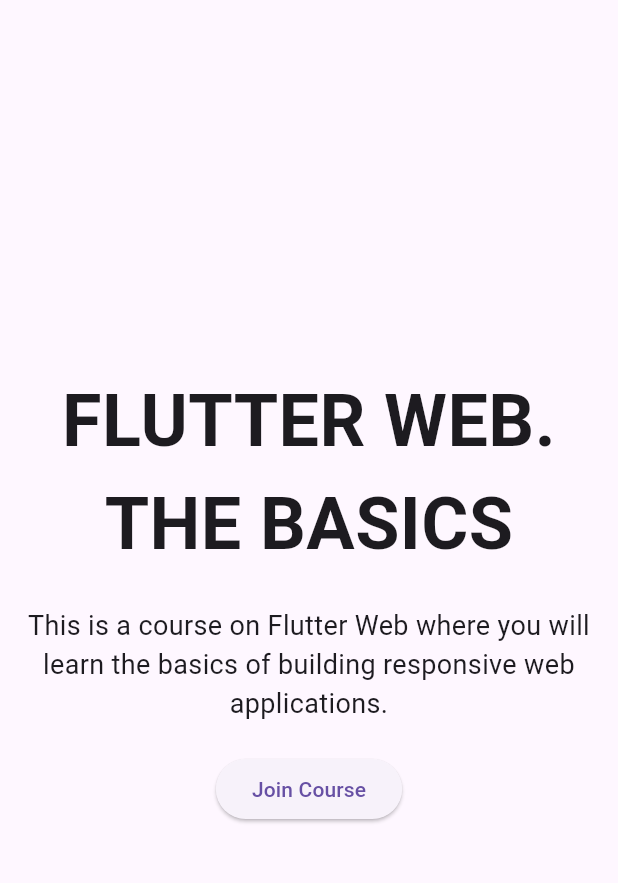
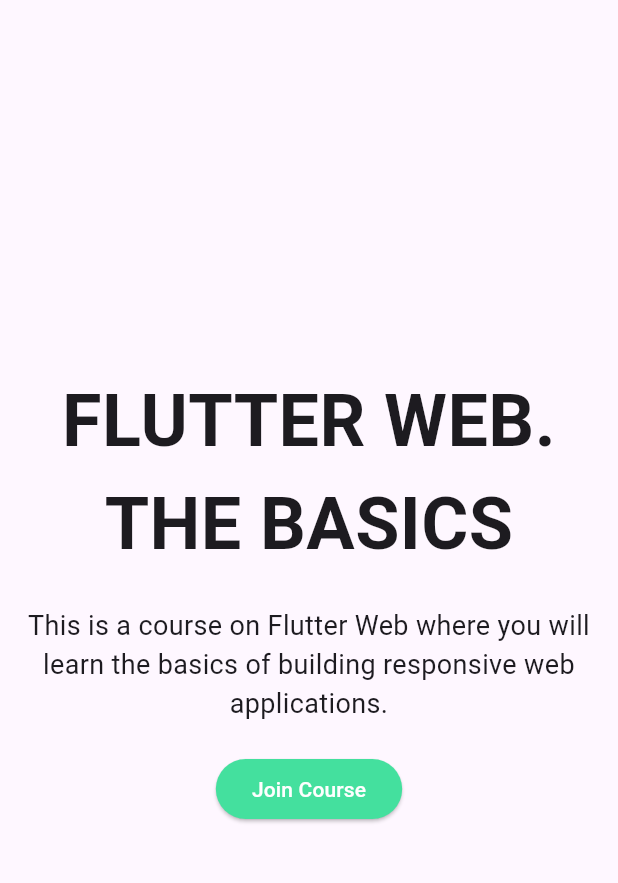
Before and after one commit to ashiqurzammansm/ostad-flutter-module12-assignment, a Flutter app: the DesktopLayout screen opened directly, on a phone screen of 412 x 824 dp, the part 63-946 px from its top. Run offline on Flutter 3.47's test engine with Material 3 defaults, Android fonts, the phone set to English and light mode, and no system bars.

Commit message:
my changes

```diff
--- a/lib/layouts/desktop_layout.dart
+++ b/lib/layouts/desktop_layout.dart
@@ -43,7 +43,22 @@
               style: TextStyle(fontSize: 18),
             ),
             const SizedBox(height: 20),
-            ElevatedButton(
+            MouseRegion(
+              cursor: SystemMouseCursors.click,
+              onEnter: (event) => _onButtonHover(context, true),
+              onExit: (event) => _onButtonHover(context, false),
+              child: ElevatedButton(
+                style: ButtonStyle(
+                  backgroundColor: MaterialStateProperty.resolveWith<Color>(
+                        (Set<MaterialState> states) {
+                      if (states.contains(MaterialState.hovered)) {
+                        return Colors.teal[600]!;
+                      }
+                      return const Color(0xFF44E09E); // Default color
+                    },
+                  ),
+                  foregroundColor: MaterialStateProperty.all<Color>(Colors.white),
+                ),
                 onPressed: () {
                   ScaffoldMessenger.of(context).showSnackBar(
                     const SnackBar(content: Text('Course Joining Not Implemented')),
@@ -51,9 +66,18 @@
                 },
                 child: const Text('Join Course'),
               ),
+            ),
           ],
         ),
       ),
     );
   }
+
+  void _onButtonHover(BuildContext context, bool isHovered) {
+    final snackBar = isHovered
+        ? const SnackBar(content: Text('Button Hovered'), duration: Duration(milliseconds: 300))
+        : const SnackBar(content: Text('Button Hover Exit'), duration: Duration(milliseconds: 300));
+
+    ScaffoldMessenger.of(context).showSnackBar(snackBar);
   }
+}
```
Also changed, not shown: lib/layouts/mobile_layout.dart (+11 -0 lines), lib/layouts/tablet_layout.dart (+11 -0 lines). Lines whose indentation alone changed are shown as unchanged.
